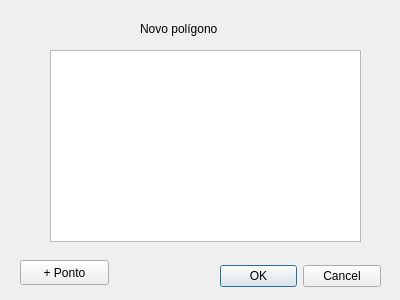
The window that novopoligono.ui (juliogramos/INE5420) describes before a commit, drawn with Qt 5.
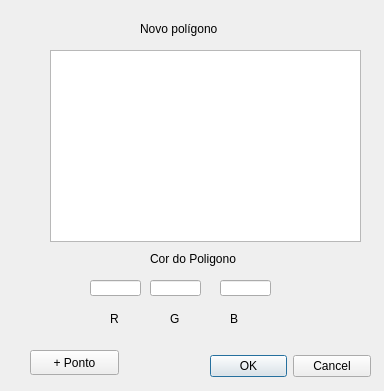
The same window after the commit.

Diff of the .ui file:
```diff
--- a/novopoligono.ui
+++ b/novopoligono.ui
@@ -6,8 +6,8 @@
    <rect>
     <x>0</x>
     <y>0</y>
-    <width>400</width>
-    <height>300</height>
+    <width>384</width>
+    <height>391</height>
    </rect>
   </property>
   <property name="windowTitle">
@@ -16,8 +16,8 @@
   <widget class="QDialogButtonBox" name="buttonBox">
    <property name="geometry">
     <rect>
-     <x>220</x>
-     <y>260</y>
+     <x>210</x>
+     <y>350</y>
      <width>161</width>
      <height>32</height>
     </rect>
@@ -55,8 +55,8 @@
   <widget class="QPushButton" name="novoPonto">
    <property name="geometry">
     <rect>
-     <x>20</x>
-     <y>260</y>
+     <x>30</x>
+     <y>350</y>
      <width>89</width>
      <height>25</height>
     </rect>
@@ -65,6 +65,127 @@
     <string>+ Ponto</string>
    </property>
   </widget>
+  <widget class="QLabel" name="label_7">
+   <property name="geometry">
+    <rect>
+     <x>150</x>
+     <y>250</y>
+     <width>91</width>
+     <height>17</height>
+    </rect>
+   </property>
+   <property name="text">
+    <string>Cor do Poligono</string>
+   </property>
+  </widget>
+  <widget class="QLabel" name="label_5">
+   <property name="geometry">
+    <rect>
+     <x>200</x>
+     <y>440</y>
+     <width>67</width>
+     <height>17</height>
+    </rect>
+   </property>
+   <property name="text">
+    <string>G</string>
+   </property>
+  </widget>
+  <widget class="QLineEdit" name="gValue">
+   <property name="geometry">
+    <rect>
+     <x>150</x>
+     <y>280</y>
+     <width>51</width>
+     <height>16</height>
+    </rect>
+   </property>
+  </widget>
+  <widget class="QLineEdit" name="rValue">
+   <property name="geometry">
+    <rect>
+     <x>90</x>
+     <y>280</y>
+     <width>51</width>
+     <height>16</height>
+    </rect>
+   </property>
+  </widget>
+  <widget class="QLabel" name="label_4">
+   <property name="geometry">
+    <rect>
+     <x>140</x>
+     <y>440</y>
+     <width>67</width>
+     <height>17</height>
+    </rect>
+   </property>
+   <property name="text">
+    <string>R</string>
+   </property>
+  </widget>
+  <widget class="QLineEdit" name="bValue">
+   <property name="geometry">
+    <rect>
+     <x>220</x>
+     <y>280</y>
+     <width>51</width>
+     <height>16</height>
+    </rect>
+   </property>
+  </widget>
+  <widget class="QLabel" name="label_6">
+   <property name="geometry">
+    <rect>
+     <x>260</x>
+     <y>440</y>
+     <width>67</width>
+     <height>17</height>
+    </rect>
+   </property>
+   <property name="text">
+    <string>B</string>
+   </property>
+  </widget>
+  <widget class="QLabel" name="label_8">
+   <property name="geometry">
+    <rect>
+     <x>170</x>
+     <y>310</y>
+     <width>67</width>
+     <height>17</height>
+    </rect>
+   </property>
+   <property name="text">
+    <string>G</string>
+   </property>
+  </widget>
+  <widget class="QLabel" name="label_9">
+   <property name="geometry">
+    <rect>
+     <x>110</x>
+     <y>310</y>
+     <width>67</width>
+     <height>17</height>
+    </rect>
+   </property>
+   <property name="text">
+    <string>R</string>
+   </property>
+  </widget>
+  <widget class="QLabel" name="label_10">
+   <property name="geometry">
+    <rect>
+     <x>230</x>
+     <y>310</y>
+     <width>67</width>
+     <height>17</height>
+    </rect>
+   </property>
+   <property name="text">
+    <string>B</string>
+   </property>
+  </widget>
  </widget>
  <resources/>
  <connections>
```
